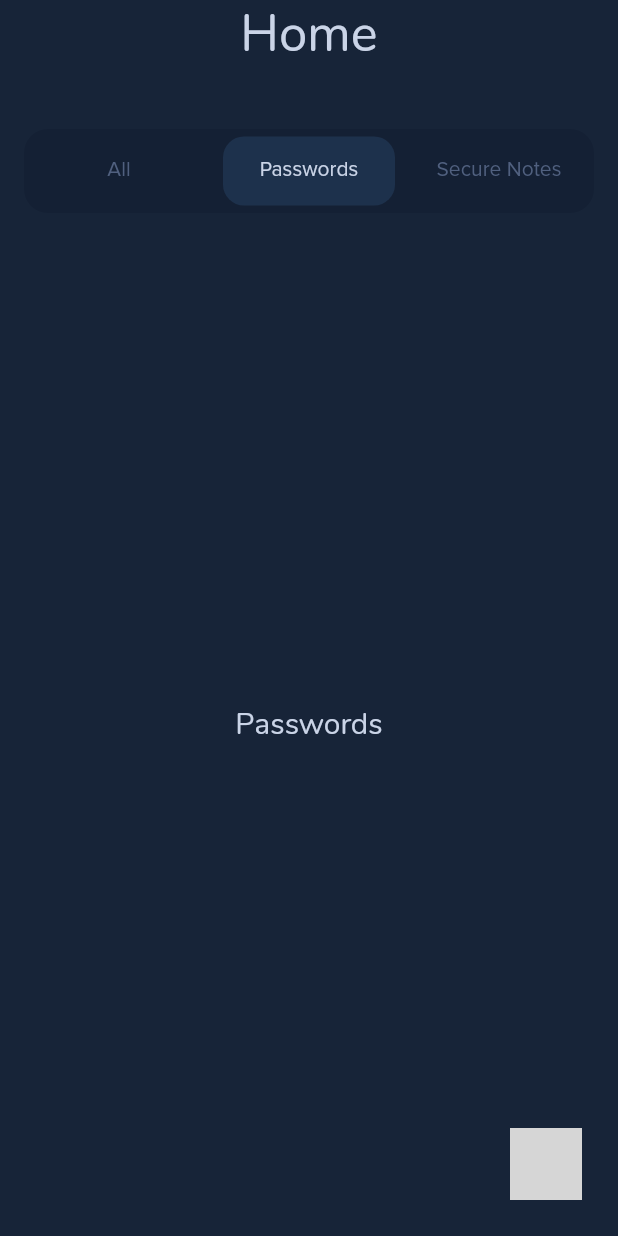
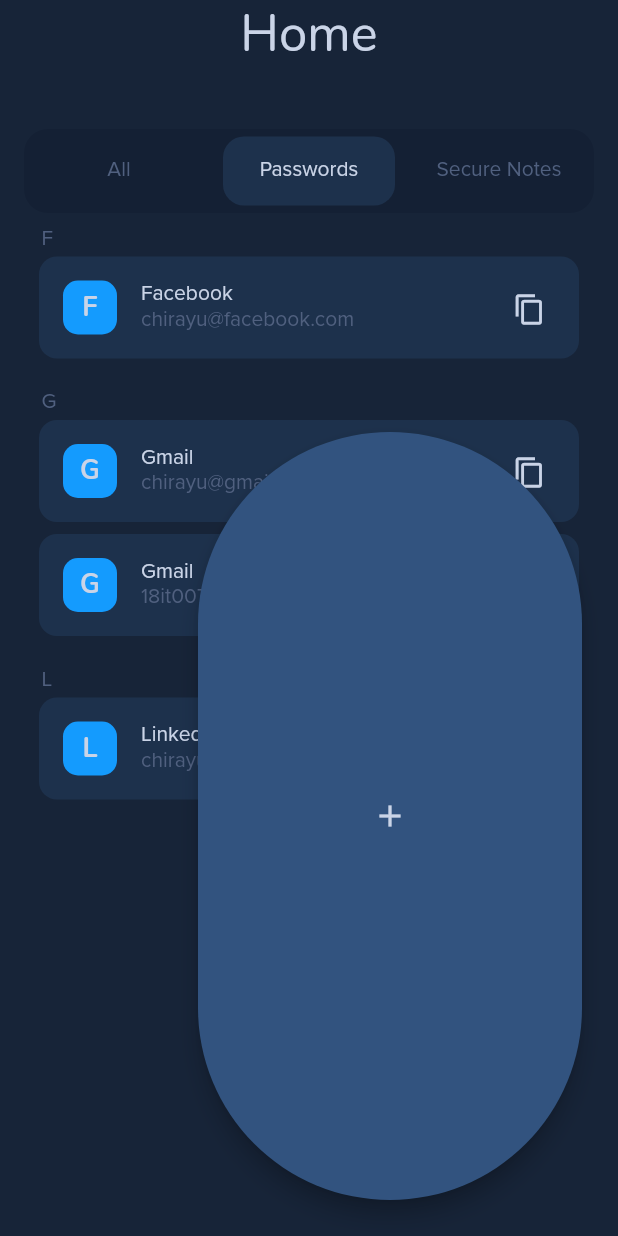
Before and after one commit to chirayu-joshi/CryptoVault-app, a Flutter app: the HomeScreen widget shown alone on an empty page, opened directly, tab 2 chosen, on a phone screen of 412 x 824 dp. Run offline on Flutter 3.47's test engine with Material 2 defaults, Android fonts, the phone set to English and light mode, and no system bars; drawn by our look-alikes of flutter_speed_dial; our stand-ins replace after_layout, local_auth, shared_preferences; missing offline and left inert: flutter_bcrypt; accounts and stored records are empty; grey boxes are pictures that could not be loaded.

Commit message:
Added Providers Passwords & Notes | Removed 2 main screens PasswordsScreen & NotesScreen from screens/main_screens

```diff
--- a/crypto_vault/lib/data/screen_data.dart
+++ b/crypto_vault/lib/data/screen_data.dart
@@ -1,7 +1,5 @@
 import 'package:crypto_vault/models/screen_model.dart';
 import 'package:crypto_vault/screens/main_screens/home_screen.dart';
-import 'package:crypto_vault/screens/main_screens/passwords_screen.dart';
-import 'package:crypto_vault/screens/main_screens/secure_notes_screen.dart';
 import 'package:crypto_vault/screens/main_screens/web_access_screen.dart';
 import 'package:crypto_vault/screens/main_screens/notifications_screen.dart';
 import 'package:crypto_vault/screens/main_screens/faqs_screen.dart';
@@ -11,14 +9,6 @@ final Map<String, ScreenModel> screens = {
   HomeScreen.screenName: ScreenModel(
     screen: HomeScreen(),
     icon: HomeScreen.icon,
-  ),
-  PasswordsScreen.screenName: ScreenModel(
-    screen: PasswordsScreen(),
-    icon: PasswordsScreen.icon,
-  ),
-  SecureNotesScreen.screenName: ScreenModel(
-    screen: SecureNotesScreen(),
-    icon: SecureNotesScreen.icon,
   ),
   WebAccessScreen.screenName: ScreenModel(
     screen: WebAccessScreen(),
--- a/crypto_vault/lib/main.dart
+++ b/crypto_vault/lib/main.dart
@@ -6,6 +6,8 @@ import 'package:provider/provider.dart';
 import 'package:crypto_vault/app_theme.dart';
 import 'package:crypto_vault/providers/local_auth.dart';
 import 'package:crypto_vault/providers/screens.dart';
+import 'package:crypto_vault/providers/passwords.dart';
+import 'package:crypto_vault/providers/notes.dart';
 import 'package:crypto_vault/screens/splash_screen.dart';
 import 'package:crypto_vault/routes.dart';
 
@@ -31,6 +33,8 @@ class MyApp extends StatelessWidget {
       providers: [
         ChangeNotifierProvider(create: (ctx) => LocalAuth()),
         ChangeNotifierProvider(create: (ctx) => Screens()),
+        ChangeNotifierProvider(create: (ctx) => Passwords()),
+        ChangeNotifierProvider(create: (ctx) => Notes()),
       ],
       child: MaterialApp(
         title: 'Crypto Vault',
--- /dev/null
+++ b/crypto_vault/lib/models/note.dart
@@ -0,0 +1,15 @@
+import 'package:flutter/foundation.dart';
+
+class Note {
+  final String title;
+  final String encryptedContent;
+
+  Note({
+    @required this.title,
+    @required this.encryptedContent,
+  });
+
+  String get decryptedContent {
+    return '';
+  }
+}
--- /dev/null
+++ b/crypto_vault/lib/models/password.dart
@@ -0,0 +1,18 @@
+import 'package:flutter/foundation.dart';
+
+class Password {
+  final String email;
+  final String encryptedPw;
+  final String title;
+  bool isFavourite;
+
+  Password({
+    @required this.email,
+    @required this.encryptedPw,
+    @required this.title,
+  });
+
+  String get decryptedPw {
+    return '';
+  }
+}
--- /dev/null
+++ b/crypto_vault/lib/providers/notes.dart
@@ -0,0 +1,24 @@
+import 'package:flutter/material.dart';
+
+import 'package:crypto_vault/models/note.dart';
+
+class Notes with ChangeNotifier {
+  List<Note> _noteList = [
+    Note(
+      title: 'My Address',
+      encryptedContent: '3idjfetejfknboe38^&*^84rg42rf5g434hrt58',
+    ),
+    Note(
+      title: 'Personal Info',
+      encryptedContent: 'boe&*^hrt584r328^&g42rf5g3idjfet234ejfkn4348',
+    ),
+    Note(
+      title: 'Payment cards',
+      encryptedContent: 'ej4hrt5fknboe203#@^84rg3i&*^djfet42rf5g438',
+    ),
+  ];
+
+  List<Note> get noteList {
+    return [..._noteList];
+  }
+}
--- /dev/null
+++ b/crypto_vault/lib/providers/passwords.dart
@@ -0,0 +1,32 @@
+import 'package:flutter/material.dart';
+
+import 'package:crypto_vault/models/password.dart';
+
+class Passwords with ChangeNotifier {
+  List<Password> _pwList = [
+    Password(
+      email: 'chirayu@gmail.com',
+      encryptedPw: 'kdh423#@%5:""',
+      title: 'Gmail',
+    ),
+    Password(
+      email: '18it007@charusat.edu.in',
+      encryptedPw: 'poiu!@#432@^"[}."',
+      title: 'Gmail',
+    ),
+    Password(
+      email: 'chirayu@facebook.com',
+      encryptedPw: 'uirh@#^&*(345',
+      title: 'Facebook',
+    ),
+    Password(
+      email: 'chirayu@facebook.com',
+      encryptedPw: '65-09_#@@!*(*&({|,',
+      title: 'LinkedIn',
+    ),
+  ];
+
+  List<Password> get pwList {
+    return [..._pwList];
+  }
+}
--- a/crypto_vault/lib/screens/main_screens/home_screen.dart
+++ b/crypto_vault/lib/screens/main_screens/home_screen.dart
@@ -3,7 +3,10 @@ import 'package:flutter/material.dart';
 import 'package:crypto_vault/constants.dart';
 import 'package:crypto_vault/widgets/drawer_icon.dart';
 import 'package:crypto_vault/widgets/custom_tab_indicator.dart';
-import 'package:crypto_vault/widgets/custom_fab_icon.dart';
+import 'package:crypto_vault/widgets/all_items.dart';
+import 'package:crypto_vault/widgets/passwords.dart';
+import 'package:crypto_vault/widgets/notes.dart';
+import 'package:crypto_vault/widgets/custom_fab.dart';
 
 class HomeScreen extends StatefulWidget {
   static const screenName = 'Home';
@@ -54,27 +57,16 @@ class _HomeScreenState extends State<HomeScreen> {
               ),
               Expanded(
                 child: Container(
-                  margin: EdgeInsets.symmetric(horizontal: 32),
+                  margin: EdgeInsets.only(
+                    top: 8,
+                    right: 24,
+                    left: 24,
+                  ),
                   child: TabBarView(
                     children: [
-                      Center(
-                        child: Text(
-                          'All Passwords and Notes',
-                          style: Theme.of(context).textTheme.headline6,
-                        ),
-                      ),
-                      Center(
-                        child: Text(
-                          'Passwords',
-                          style: Theme.of(context).textTheme.headline6,
-                        ),
-                      ),
-                      Center(
-                        child: Text(
-                          'Secure Notes',
-                          style: Theme.of(context).textTheme.headline6,
-                        ),
-                      ),
+                      AllItems(),
+                      PasswordsWidget(),
+                      NotesWidget(),
                     ],
                   ),
                 ),
@@ -85,7 +77,7 @@ class _HomeScreenState extends State<HomeScreen> {
         Positioned(
           bottom: 24,
           right: 24,
-          child: CustomFABIcon(),
+          child: CustomFAB(),
         ),
       ],
     );
```
